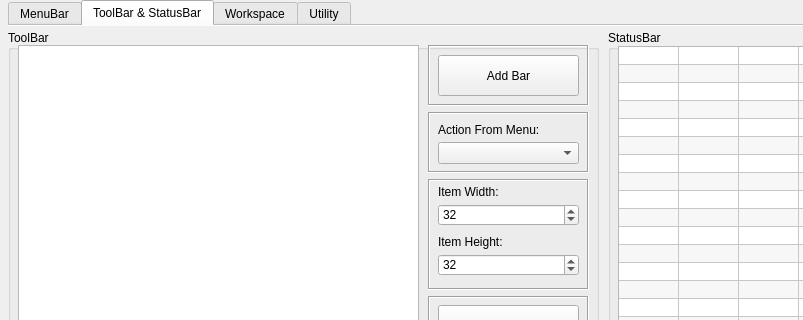
Before: the Qt Designer form src/QCPF_Plugins/QCPF_ViewEditor/ViewEditor.ui in Jamie-tong/QCPFrame, drawn with Qt 5; both pictures show x 0 to 803 and y 0 to 320 of the 1207 by 780 pixel window.
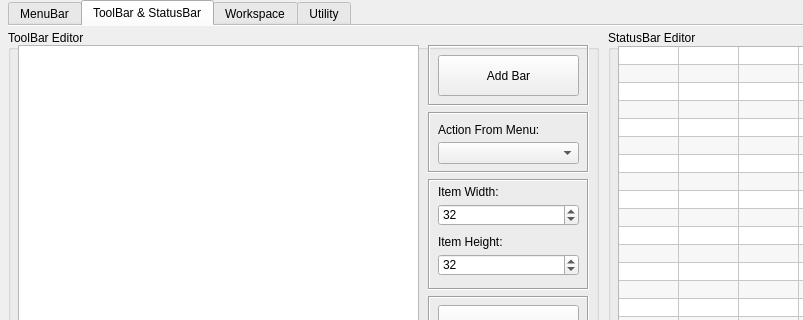
After: the same form once the commit is applied. The open tabs and pages were chosen to show the change. Icons and pictures are not drawn.

```diff
--- a/src/QCPF_Plugins/QCPF_ViewEditor/ViewEditor.ui
+++ b/src/QCPF_Plugins/QCPF_ViewEditor/ViewEditor.ui
@@ -515,7 +515,7 @@
       </rect>
      </property>
      <property name="title">
-      <string>ToolBar</string>
+      <string>ToolBar Editor</string>
      </property>
      <widget class="QFrame" name="frame_8">
       <property name="geometry">
@@ -864,7 +864,7 @@
       </rect>
      </property>
      <property name="title">
-      <string>StatusBar</string>
+      <string>StatusBar Editor</string>
      </property>
      <widget class="QFrame" name="frame_12">
       <property name="geometry">
```
Left out of the diff: 8 changed lines with no effect on the pictures.
